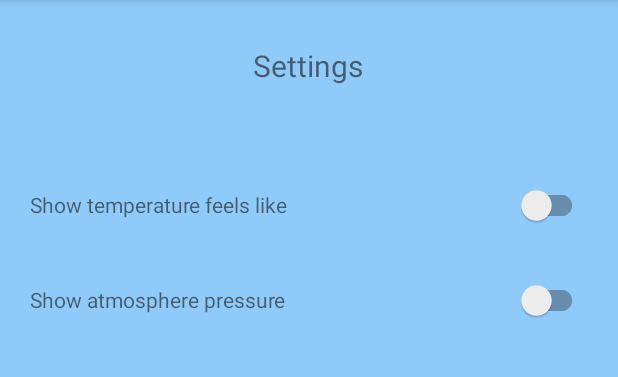
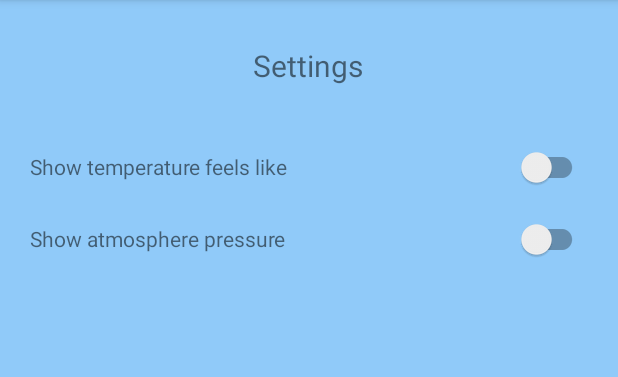
Before and after one commit to LenaKurasheva/GB_Android_2, an Android app: the fragment SettingsFragment shown on its own in the app's theme, on a phone screen of 412 x 824 dp, the part 84-461 px from its top. Run offline under Robolectric (Android 15) with nearby library versions, the phone set to English and light mode, and no system bars.

Commit message:
little changes in settings layout

```diff
--- a/app/src/main/res/layout/settings.xml
+++ b/app/src/main/res/layout/settings.xml
@@ -20,15 +20,14 @@
             android:textSize="20sp"
             android:paddingStart="20dp"
             android:paddingEnd="20dp"
-            android:paddingBottom="40dp"
+            android:paddingBottom="30dp"
             />
 
     </TableRow>
 
     <TableRow
         android:layout_width="match_parent"
-        android:layout_height="match_parent"
-        android:paddingTop="15dp">
+        android:layout_height="match_parent">
 
         <TextView
             android:id="@+id/feelsLikeTextView"
@@ -48,8 +47,7 @@
 
     <TableRow
         android:layout_width="match_parent"
-        android:layout_height="match_parent"
-        android:paddingTop="15dp">
+        android:layout_height="match_parent">
 
         <TextView
             android:id="@+id/atmosphere_pressure"
```
